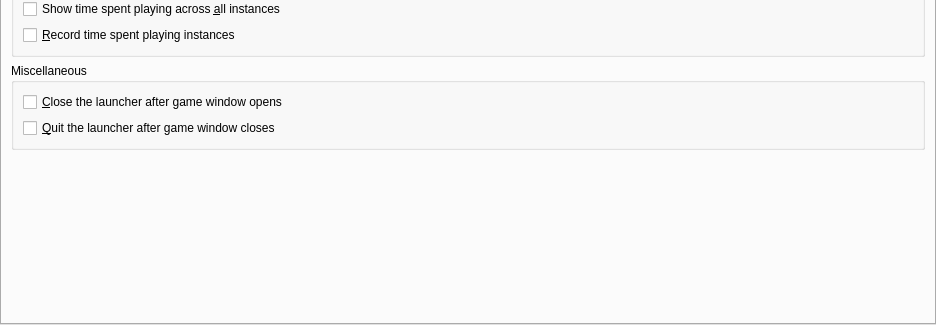
Above: launcher/ui/pages/global/MinecraftPage.ui from PrismLauncher/PrismLauncher before the change; both pictures show x 0 to 936 and y 216 to 541 of the 936 by 541 pixel window. Below: the same form after it.
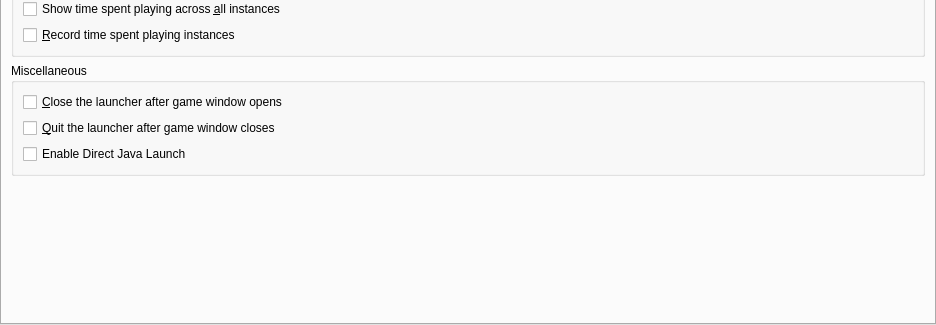
That is the form after the change.

Commit message: Added option for direct java launch

What changed in the file:
```diff
--- a/launcher/ui/pages/global/MinecraftPage.ui
+++ b/launcher/ui/pages/global/MinecraftPage.ui
@@ -167,6 +167,16 @@
             </property>
            </widget>
           </item>
+          <item>
+           <widget class="QCheckBox" name="enableDirectJavaLaunch">
+            <property name="toolTip">
+             <string>&lt;html&gt;&lt;head/&gt;&lt;body&gt;&lt;p&gt;Launch instance using wrapper jar or use direct java call.&lt;/p&gt;&lt;/body&gt;&lt;/html&gt;</string>
+            </property>
+            <property name="text">
+             <string>Enable Direct Java Launch</string>
+            </property>
+           </widget>
+          </item>
          </layout>
         </widget>
        </item>
```
The commit also changes 4 other files.
